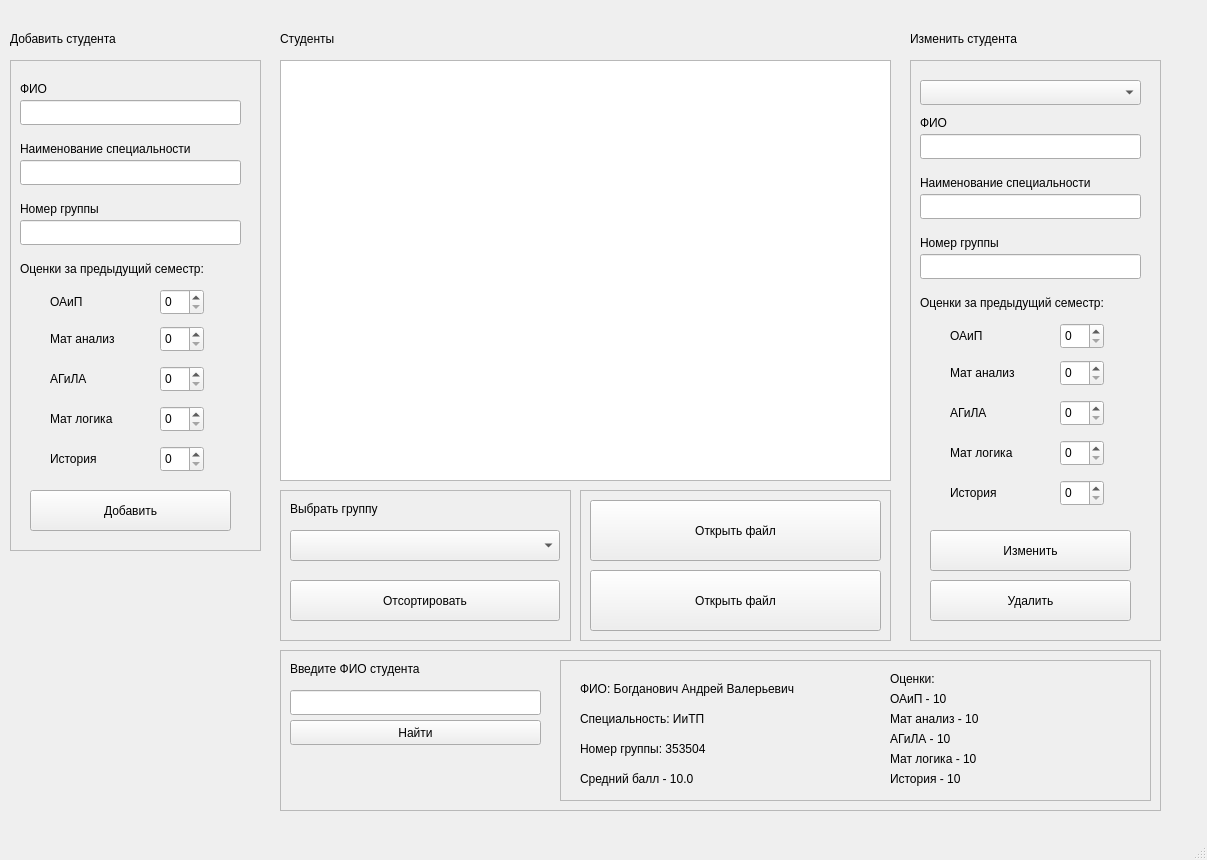
ahahaharu/OAiP_Labs, file Lab2/Task2/mainwindow.ui: the form before one commit.
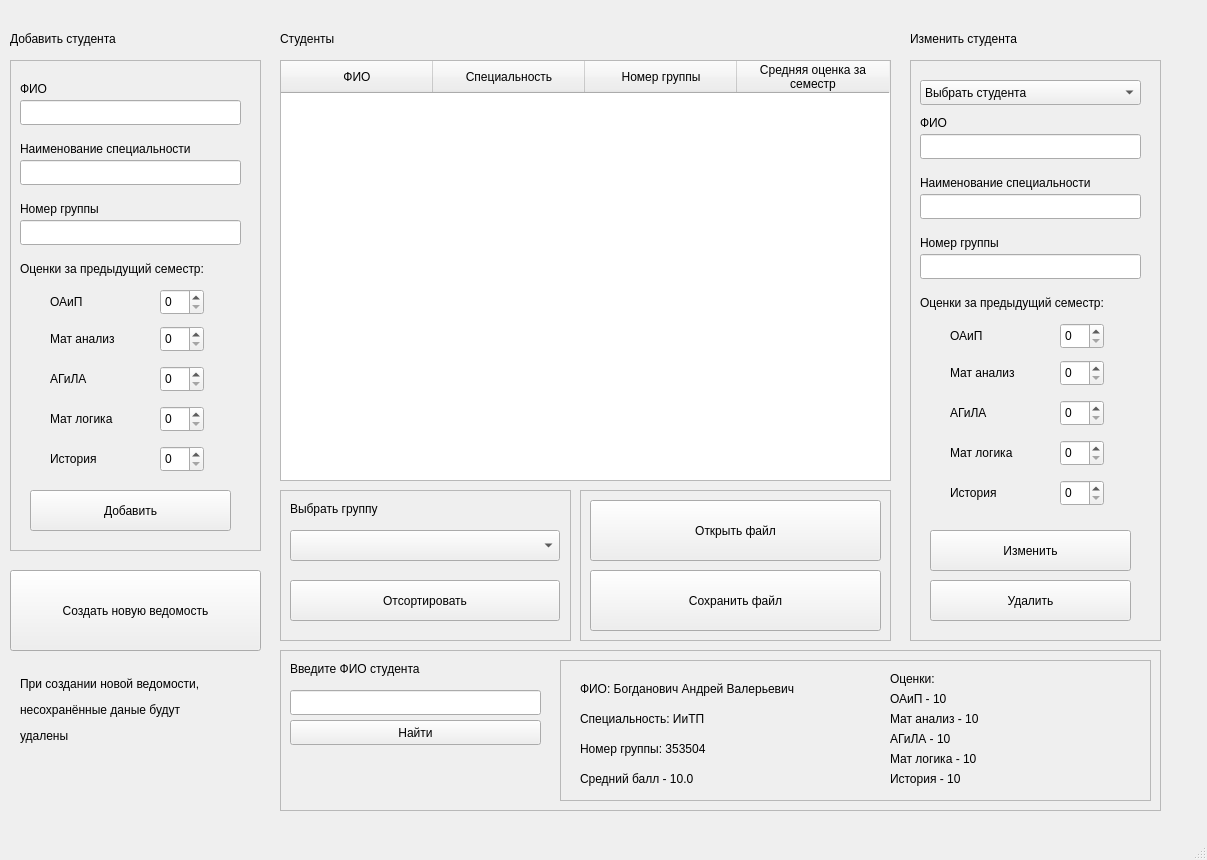
The form after the commit.

Patch:
```diff
--- a/Lab2/Task2/mainwindow.ui
+++ b/Lab2/Task2/mainwindow.ui
@@ -23,6 +23,30 @@
       <height>421</height>
      </rect>
     </property>
+    <attribute name="horizontalHeaderDefaultSectionSize">
+     <number>152</number>
+    </attribute>
+    <column>
+     <property name="text">
+      <string>ФИО</string>
+     </property>
+    </column>
+    <column>
+     <property name="text">
+      <string>Специальность</string>
+     </property>
+    </column>
+    <column>
+     <property name="text">
+      <string>Номер группы</string>
+     </property>
+    </column>
+    <column>
+     <property name="text">
+      <string>Средняя оценка за 
+семестр</string>
+     </property>
+    </column>
    </widget>
    <widget class="QFrame" name="addFrame">
     <property name="geometry">
@@ -553,6 +577,11 @@
        <height>25</height>
       </rect>
      </property>
+     <item>
+      <property name="text">
+       <string>Выбрать студента</string>
+      </property>
+     </item>
     </widget>
    </widget>
    <widget class="QLabel" name="label_84">
@@ -658,7 +687,7 @@
       </rect>
      </property>
      <property name="text">
-      <string>Открыть файл</string>
+      <string>Сохранить файл</string>
      </property>
     </widget>
    </widget>
@@ -860,6 +889,52 @@
      </widget>
     </widget>
    </widget>
+   <widget class="QPushButton" name="_createVed_button">
+    <property name="geometry">
+     <rect>
+      <x>10</x>
+      <y>570</y>
+      <width>251</width>
+      <height>81</height>
+     </rect>
+    </property>
+    <property name="text">
+     <string>Создать новую ведомость</string>
+    </property>
+   </widget>
+   <widget class="QLabel" name="label_12">
+    <property name="geometry">
+     <rect>
+      <x>20</x>
+      <y>670</y>
+      <width>231</width>
+      <height>81</height>
+     </rect>
+    </property>
+    <property name="font">
+     <font>
+      <kerning>true</kerning>
+     </font>
+    </property>
+    <property name="styleSheet">
+     <string notr="true"/>
+    </property>
+    <property name="text">
+     <string>&lt;html&gt;&lt;head/&gt;&lt;body&gt;&lt;p&gt;При создании новой ведомости, &lt;/p&gt;&lt;p&gt;несохранённые даные будут &lt;/p&gt;&lt;p&gt;удалены&lt;/p&gt;&lt;/body&gt;&lt;/html&gt;</string>
+    </property>
+    <property name="textFormat">
+     <enum>Qt::AutoText</enum>
+    </property>
+    <property name="alignment">
+     <set>Qt::AlignLeading|Qt::AlignLeft|Qt::AlignVCenter</set>
+    </property>
+    <property name="wordWrap">
+     <bool>false</bool>
+    </property>
+    <property name="indent">
+     <number>-1</number>
+    </property>
+   </widget>
   </widget>
   <widget class="QMenuBar" name="menubar">
    <property name="geometry">
```
Left out of the diff: 58 changed lines with no effect on the pictures.
